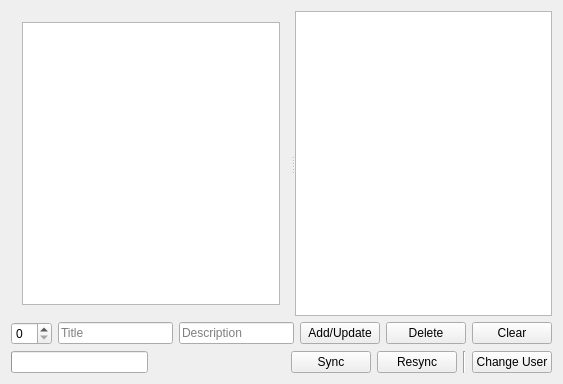
This is examples/datasync/Sample/widget.ui in Skycoder42/QtDataSync as Qt 5 draws it before an edit. The edited form follows.
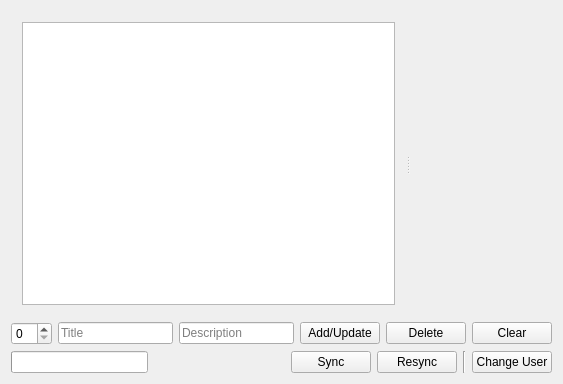
This is the edited form.

The edit to the form file:
```diff
--- a/examples/datasync/Sample/widget.ui
+++ b/examples/datasync/Sample/widget.ui
@@ -45,7 +45,7 @@
        </item>
       </layout>
      </widget>
-     <widget class="QListWidget" name="reportListWidget"/>
+	 <widget class="QWidget" name="reportWidget"/>
     </widget>
    </item>
    <item>
```
Lines whose indentation alone changed are shown as unchanged.
